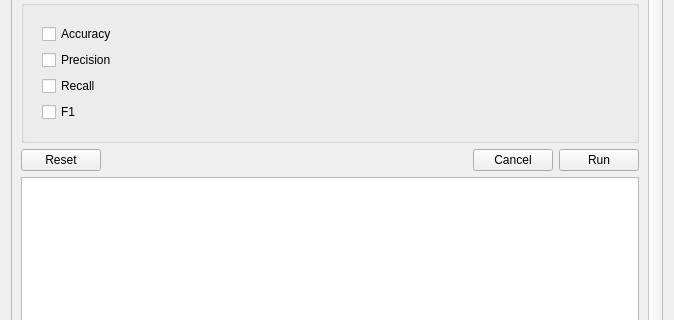
Old version of the form eis_qgis_plugin/resources/ui/modeling/testing.ui in the repository GispoCoding/eis_qgis_plugin; both pictures show x 0 to 674 and y 355 to 675 of the 674 by 805 pixel window.
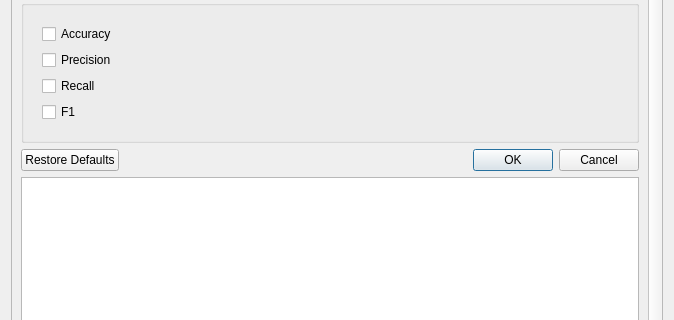
New version of the form. Custom widgets are drawn as their Qt base class.

Commit message: ui(wizard): add icons to most buttons, change many buttons to use QDialogButtonBox, clean UIs

What changed in the file:
```diff
--- a/eis_qgis_plugin/resources/ui/modeling/testing.ui
+++ b/eis_qgis_plugin/resources/ui/modeling/testing.ui
@@ -25,7 +25,7 @@
         <x>0</x>
         <y>0</y>
         <width>640</width>
-        <height>890</height>
+        <height>888</height>
        </rect>
       </property>
       <layout class="QVBoxLayout" name="verticalLayout">
@@ -318,46 +318,15 @@
          </layout>
         </widget>
        </item>
+       <item>
+        <widget class="QDialogButtonBox" name="button_box">
+         <property name="standardButtons">
+          <set>QDialogButtonBox::Cancel|QDialogButtonBox::Ok|QDialogButtonBox::RestoreDefaults</set>
+         </property>
+        </widget>
+       </item>
        <item>
         <layout class="QVBoxLayout" name="verticalLayout_18">
-         <item>
-          <layout class="QHBoxLayout" name="reset_run_layout">
-           <item>
-            <widget class="QPushButton" name="test_reset_btn">
-             <property name="text">
-              <string>Reset</string>
-             </property>
-            </widget>
-           </item>
-           <item>
-            <spacer name="horizontalSpacer_3">
-             <property name="orientation">
-              <enum>Qt::Horizontal</enum>
-             </property>
-             <property name="sizeHint" stdset="0">
-              <size>
-               <width>40</width>
-               <height>20</height>
-              </size>
-             </property>
-            </spacer>
-           </item>
-           <item>
-            <widget class="QPushButton" name="cancel_testing_btn">
-             <property name="text">
-              <string>Cancel</string>
-             </property>
-            </widget>
-           </item>
-           <item>
-            <widget class="QPushButton" name="test_run_btn">
-             <property name="text">
-              <string>Run</string>
-             </property>
-            </widget>
-           </item>
-          </layout>
-         </item>
          <item>
           <widget class="QTextEdit" name="testing_log">
            <property name="sizePolicy">
```
The commit also changes 21 other files.
